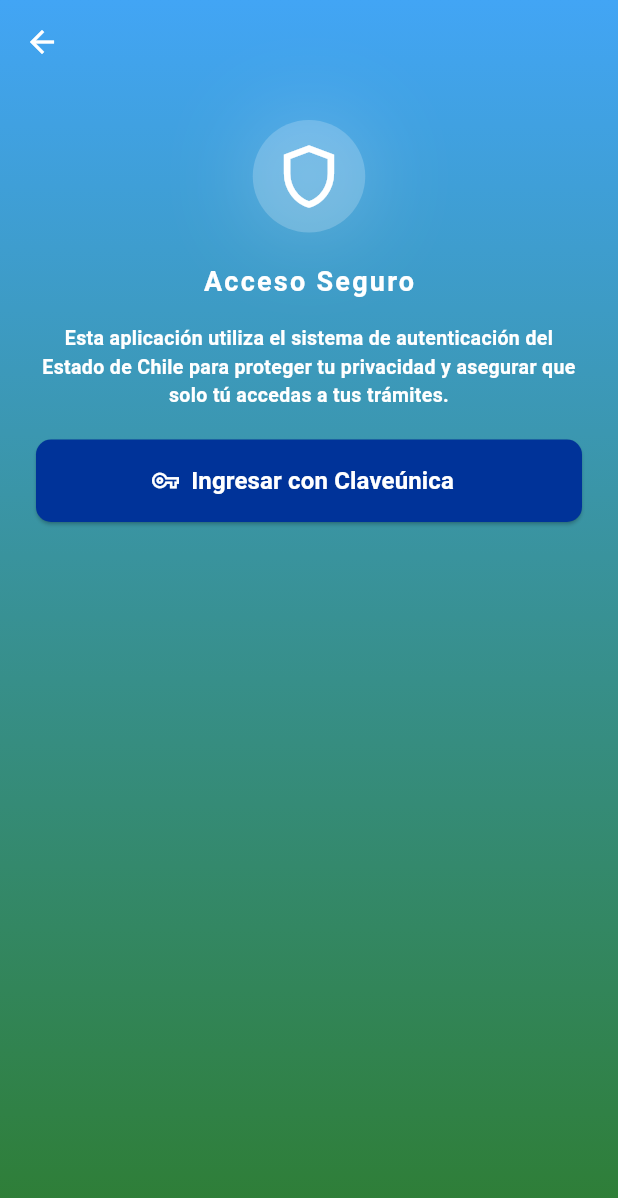
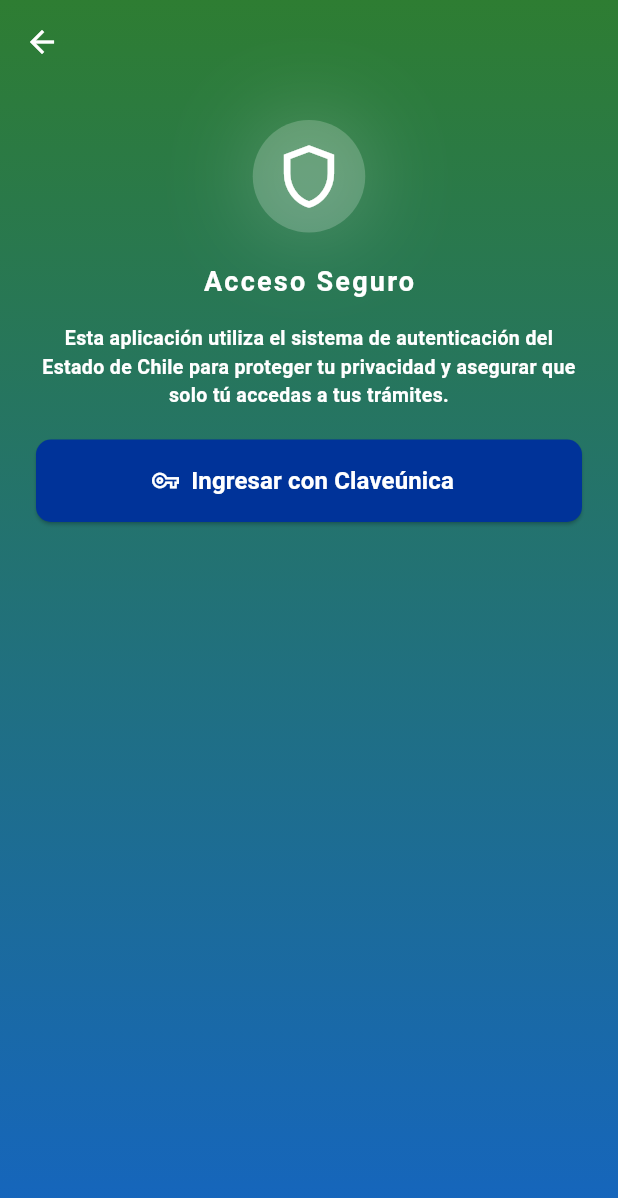
Before and after one commit to hecsalas/appMuniPH, a Flutter app: the screen it shows after launch, after a tap on "Continuar", on a phone screen of 412 x 824 dp. Shown: the top 1198 px of the screen. Run offline on Flutter 3.47's test engine with Material 3 defaults, Android fonts, the phone set to English and light mode, and no system bars; our stand-ins replace flutter_snake_navigationbar, font_awesome_flutter, geolocator, google_maps_flutter, image_picker, qr_flutter; missing offline and left inert: mobile_scanner; network calls fail.

Commit message:
mejora de detalles

```diff
--- a/lib/beneficios.dart
+++ b/lib/beneficios.dart
@@ -144,8 +144,8 @@
           elevation: 0,
           surfaceTintColor: Colors.transparent,
           title: const Text(
-            'Beneficios',
-            style: TextStyle(color: Colors.white),
+            'BENEFICIOS',
+            style: TextStyle(fontWeight: FontWeight.bold, color: Colors.white),
           ),
           centerTitle: true,
           actions: [
@@ -306,7 +306,8 @@
 
             const SizedBox(height: 30),
             if (item['direccion'] != null &&
-                item['direccion'].toString().isNotEmpty && item['latlng'] != null)
+                item['direccion'].toString().isNotEmpty &&
+                item['latlng'] != null)
               SizedBox(
                 width: double.infinity,
                 child: ElevatedButton.icon(
--- a/lib/home.dart
+++ b/lib/home.dart
@@ -104,7 +104,7 @@
           gradient: LinearGradient(
             begin: Alignment.topLeft,
             end: Alignment.bottomRight,
-            colors: [Colors.blue.shade900, Colors.green.shade800],
+            colors: [Colors.green.shade800, Colors.blue.shade800],
           ),
         ),
         child: SafeArea(child: _paginas[_currentIndex]),
--- a/lib/inicio.dart
+++ b/lib/inicio.dart
@@ -19,7 +19,7 @@
           gradient: LinearGradient(
             begin: Alignment.topCenter,
             end: Alignment.bottomCenter,
-            colors: [Colors.blue.shade400, Colors.green.shade800],
+            colors: [Colors.green.shade800, Colors.blue.shade800],
           ),
         ),
         child: SafeArea(
@@ -31,28 +31,32 @@
                   child: IntrinsicHeight(
                     child: Column(
                       children: <Widget>[
-                        const SizedBox(height: 40),
+                        const SizedBox(height: 10),
                         Image.asset(
-                          'assets/logo_ph.png',
-                          width: 250,
-                          height: 250,
+                          'assets/padrehurtado.png',
+                          width: 400,
+                          height: 400,
                           fit: BoxFit.contain,
                         ),
                         Text(
                           'Mi Padre Hurtado',
                           style: TextStyle(
-                            color: Colors.blue[900],
-                            fontSize: 28,
-                            fontWeight: FontWeight.bold,
+                            color: Colors.white,
+                            fontSize: 30,
+                            fontWeight: FontWeight.w900,
                             letterSpacing: 1.5,
                           ),
                         ),
-                        Text(
-                          'Tu Comuna En Tu Bolsillo',
-                          style: TextStyle(
-                            color: Colors.blue[900],
-                            fontSize: 16,
-                            fontWeight: FontWeight.bold,
+                        Container(
+                          color: Colors.white,
+                          padding: const EdgeInsets.symmetric(horizontal: 4.0),
+                          child: Text(
+                            'Tu Comuna En Tu Bolsillo',
+                            style: TextStyle(
+                              color: Colors.blue.shade900,
+                              fontSize: 16,
+                              fontWeight: FontWeight.bold,
+                            ),
                           ),
                         ),
 
@@ -70,8 +74,7 @@
                               );
                             },
                             style: ElevatedButton.styleFrom(
-                              backgroundColor: Colors.blue[900],
-                              foregroundColor: Colors.white,
+                              backgroundColor: Colors.white,
                               shape: RoundedRectangleBorder(
                                 borderRadius: BorderRadius.circular(16),
                               ),
@@ -79,7 +82,7 @@
                             child: Text(
                               'Continuar',
                               style: TextStyle(
-                                color: Colors.white,
+                                color: Colors.blue.shade900,
                                 fontSize: 16,
                                 fontWeight: FontWeight.bold,
                               ),
@@ -87,7 +90,6 @@
                           ),
                         ),
                         const SizedBox(height: 20),
-
                       ],
                     ),
                   ),
--- a/lib/login.dart
+++ b/lib/login.dart
@@ -28,7 +28,7 @@
           gradient: LinearGradient(
             begin: Alignment.topCenter,
             end: Alignment.bottomCenter,
-            colors: [Colors.blue.shade400, Colors.green.shade800],
+            colors: [Colors.green.shade800, Colors.blue.shade800],
           ),
         ),
         child: SafeArea(
--- a/lib/noticias.dart
+++ b/lib/noticias.dart
@@ -26,7 +26,8 @@
         extendBodyBehindAppBar: true,
         appBar: AppBar(
           automaticallyImplyLeading: false,
-          title: Text('Noticias'),
+          title: Text('NOTICIAS',
+          style: TextStyle(fontWeight: FontWeight.bold)),
           centerTitle: true,
           backgroundColor: Colors.transparent,
           elevation: 0,
@@ -40,7 +41,7 @@
                 gradient: LinearGradient(
                   begin: Alignment.topLeft,
                   end: Alignment.bottomRight,
-                  colors: [Colors.blue.shade900, Colors.green.shade800],
+                  colors: [Colors.green.shade800, Colors.blue.shade800],
                 ),
               ),
             ),
--- a/pubspec.yaml
+++ b/pubspec.yaml
@@ -37,6 +37,7 @@
     - assets/logo_verde_montana.png
     - assets/xd.png
     - assets/logo-ios.png
+    - assets/padrehurtado.png
 
 
 flutter_launcher_icons:
```
Also changed, not shown: assets/padrehurtado.png (added).
